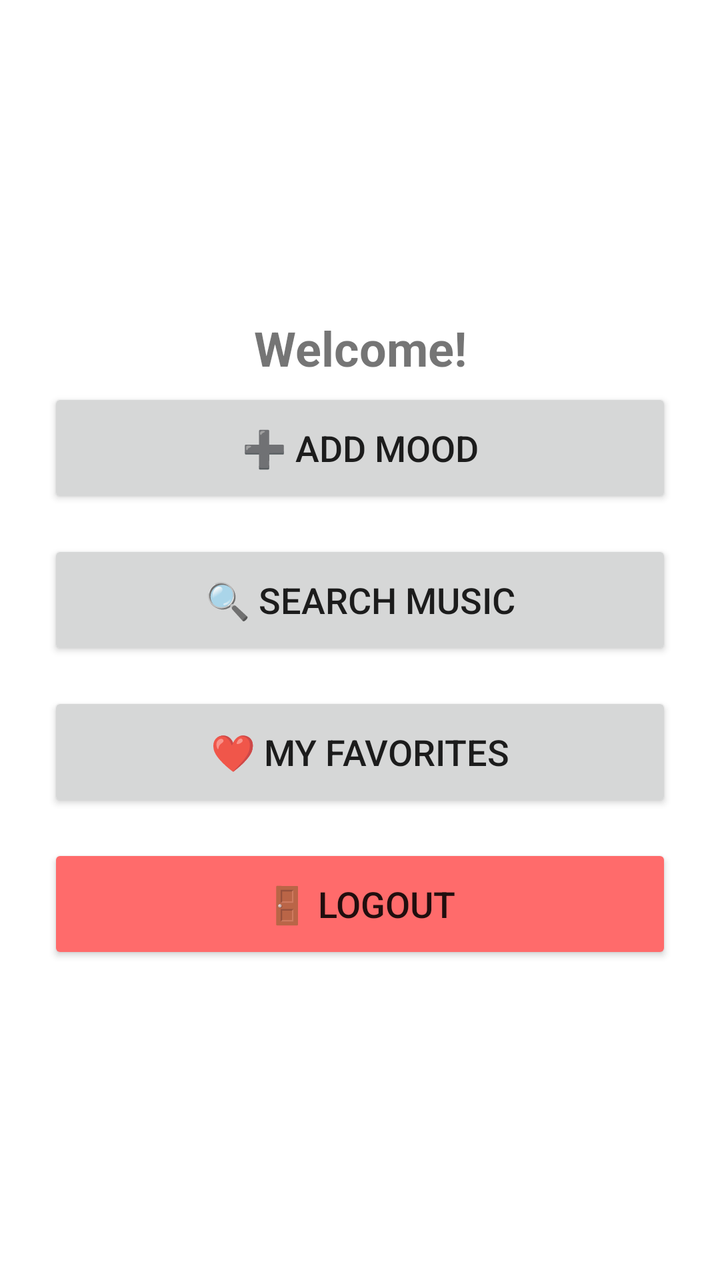
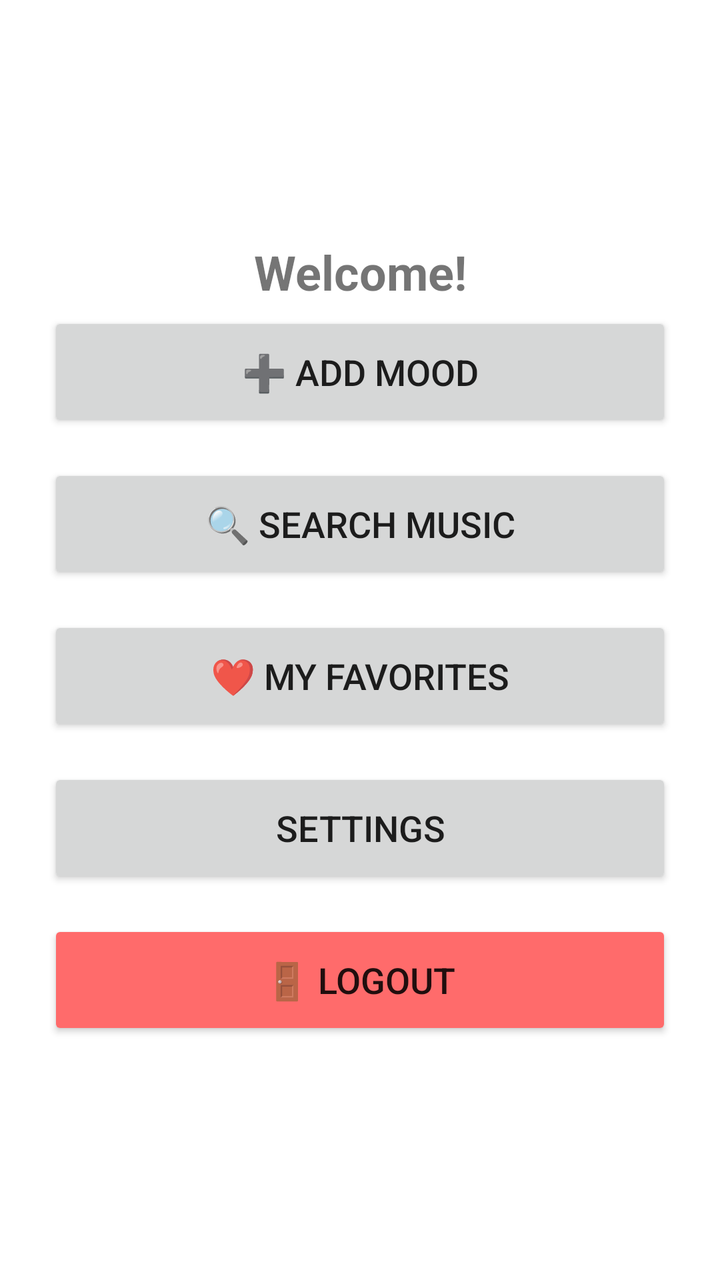

Compare the two renders of this Android layout. The source of the first and the diff that turns it into the second are given below.
<!-- AndroidManifest.xml: application theme Theme.Moodic -->
<!-- res/layout/activity_main.xml -->
<?xml version="1.0" encoding="utf-8"?>
<LinearLayout xmlns:android="http://schemas.android.com/apk/res/android"
    android:layout_width="match_parent"
    android:layout_height="match_parent"
    android:orientation="vertical"
    android:gravity="center"
    android:padding="24dp"
    android:background="#FFFFFF">

    
    <TextView
        android:id="@+id/welcomeText"
        android:layout_width="match_parent"
        android:layout_height="wrap_content"
        android:text="Welcome!"
        android:textSize="24sp"
        android:textStyle="bold"
        android:textAlignment="center"
        android:layout_marginBottom="4dp" />

    
    <TextView
        android:id="@+id/lastMoodText"
        android:layout_width="match_parent"
        android:layout_height="wrap_content"
        android:textSize="13sp"
        android:textColor="#888888"
        android:textAlignment="center"
        android:layout_marginBottom="28dp"
        android:visibility="gone" />

    
    <Button
        android:id="@+id/moodButton"
        android:layout_width="match_parent"
        android:layout_height="60dp"
        android:text="➕ Add Mood"
        android:textSize="18sp"
        android:layout_marginBottom="16dp" />

    
    <Button
        android:id="@+id/youtubeButton"
        android:layout_width="match_parent"
        android:layout_height="60dp"
        android:text="🔍 Search Music"
        android:textSize="18sp"
        android:layout_marginBottom="16dp" />

    
    <Button
        android:id="@+id/favoritesButton"
        android:layout_width="match_parent"
        android:layout_height="60dp"
        android:text="❤️ My Favorites"
        android:textSize="18sp"
        android:layout_marginBottom="16dp" />

    
    <Button
        android:id="@+id/logoutButton"
        android:layout_width="match_parent"
        android:layout_height="60dp"
        android:text="🚪 Logout"
        android:textSize="18sp"
        android:backgroundTint="#ff6b6b" />

</LinearLayout>
<!-- resources referenced by this layout -->
<resources>
  <style name="Theme.Moodic" parent="Theme.MaterialComponents.DayNight.NoActionBar.Bridge">
          <item name="colorPrimary">@color/purple_500</item>
          <item name="colorPrimaryVariant">@color/purple_700</item>
          <item name="colorOnPrimary">@color/white</item>
  
          <item name="colorSecondary">@color/teal_200</item>
          <item name="colorOnSecondary">@color/black</item>
  
          <item name="android:statusBarColor">?attr/colorPrimaryVariant</item>
  
          <item name="colorPrimarySurface">?attr/colorPrimary</item>
      </style>
  <color name="purple_500">#FF6200EE</color>
  <color name="purple_700">#FF3700B3</color>
  <color name="white">#FFFFFFFF</color>
  <color name="teal_200">#FF03DAC5</color>
  <color name="black">#FF000000</color>
</resources>

<!-- the commit's change to res/layout/activity_main.xml (unified diff, before → after) -->
@@ -55,6 +55,14 @@
         android:text="❤️ My Favorites"
         android:textSize="18sp"
         android:layout_marginBottom="16dp" />
+    
+    <Button
+        android:id="@+id/settingsButton"
+        android:layout_width="match_parent"
+        android:layout_height="60dp"
+        android:text="Settings"
+        android:textSize="18sp"
+        android:layout_marginBottom="16dp" />
 
     
     <Button
